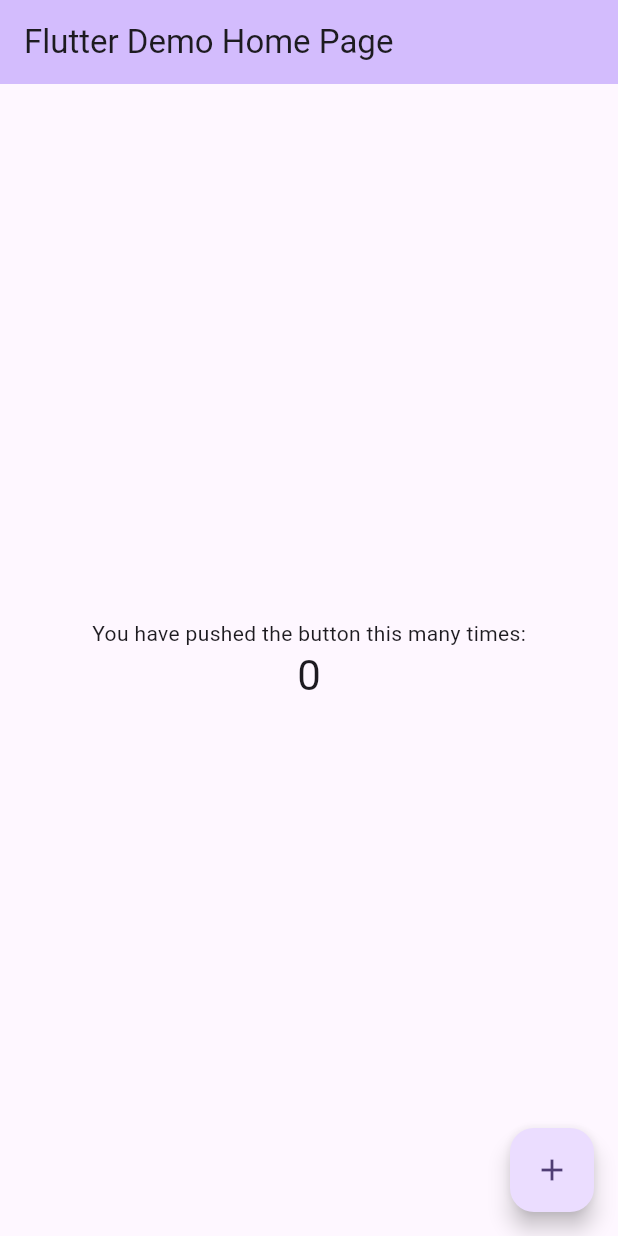
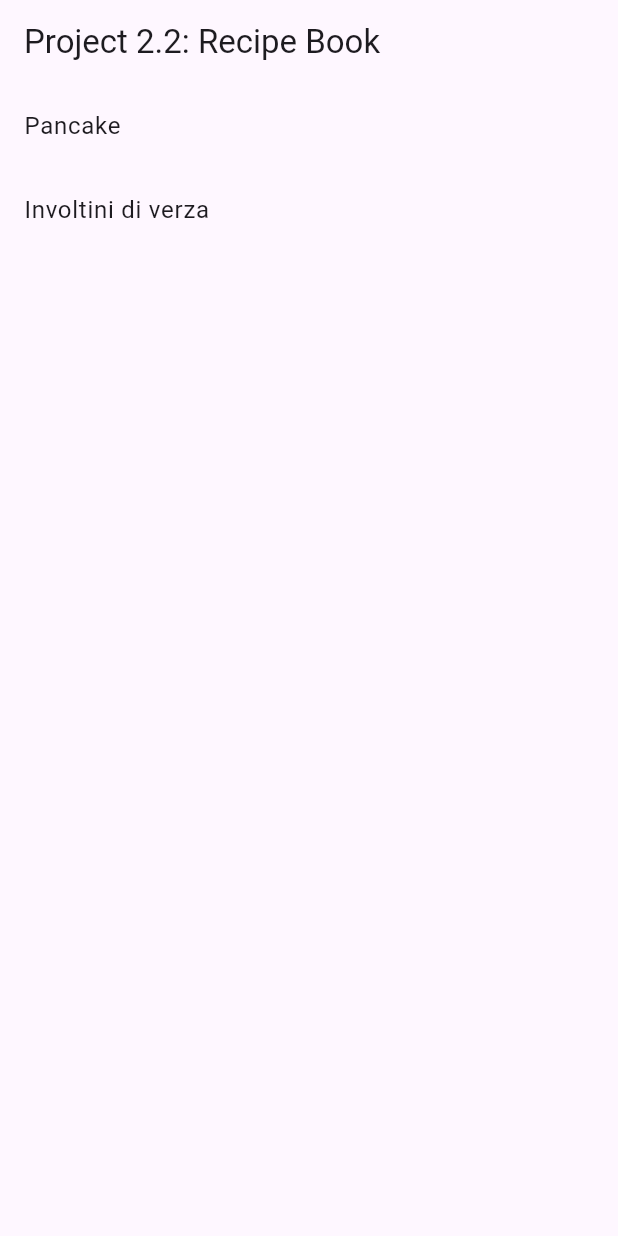
Before and after one commit to CammarataLudovico/flutter_void, a Flutter app: the screen it shows after launch, on a phone screen of 412 x 824 dp. Run offline on Flutter 3.47's test engine with Material 3 defaults, Android fonts, the phone set to English and light mode, and no system bars.

Commit message:
Finished to create Recipe class, and implemented the homepage to view only the title of the recipes

```diff
--- /dev/null
+++ b/lib/data/recipes_data.dart
@@ -0,0 +1,62 @@
+import "package:_2_2_recipe_book/recipe.dart";
+
+final List<Recipe> recipesData = [
+  Recipe(
+    name: "Pancake",
+    ingredients: [
+      "Farina 00 – 125 g",
+      "Burro – 25 g",
+      "Uova – 2",
+      "Sale – q.b.",
+      "Latte intero – 200 ml",
+      "Zucchero – 15 g",
+      "Lievito per dolci – 6 g",
+    ],
+    steps: [
+      "1. Sciogliere il burro e lasciarlo intiepidire",
+      "2. Separare tuorli e albumi",
+      "3. Mescolare tuorli, burro fuso e latte",
+      "4.Aggiungere farina, lievito setacciato e sale",
+      "5. Montare gli albumi con lo zucchero a neve",
+      "6. Incorporare gli albumi montati dal basso verso l’alto",
+      "7. Scaldare una padella con poco burro",
+      "8. Versare un mestolo di impasto al centro",
+      "9. Girare quando compaiono le bollicine",
+      "10. Cuocere fino a doratura",
+      "11. Far raffreddare separati, poi impilare e servire",
+    ],
+    url:
+        "https://ricette.giallozafferano.it/Pancakes-allo-sciroppo-d-acero.html",
+  ),
+  Recipe(
+    name: "Involtini di verza",
+    ingredients: [
+      "Verza – 4 foglie",
+      "Salsiccia – 200 g",
+      "Patate – 350 g",
+      "Valtellina Casera – 100 g",
+      "Olio extravergine d'oliva – q.b.",
+      "Sale fino – q.b.",
+      "Pepe nero – q.b.",
+      "Rosmarino – 1 rametto",
+      "Aglio – 1 spicchio",
+      "Salvia – 4 foglie (per condire)",
+      "Burro – 50 g (per condire)",
+      "Aglio – 2 spicchi (per condire)",
+    ],
+    steps: [
+      "1. Lessare le patate e schiacciarle.",
+      "2. Rimuovere il budello dalla salsiccia e unirla alle patate.",
+      "3. Aggiungere sale, pepe, rosmarino tritato e mescolare.",
+      "4. Sbollentare le foglie di verza e asciugarle.",
+      "5. Posizionare un po’ di ripieno su ogni foglia.",
+      "6. Aggiungere cubetti di Valtellina Casera.",
+      "7. Chiudere gli involtini ripiegando i lati verso l’interno.",
+      "8. Rosolare in padella con olio e uno spicchio d’aglio.",
+      "9. Aggiungere salvia, burro e due spicchi d’aglio per condire.",
+      "10. Cuocere finché gli involtini risultano dorati.",
+      "11. Servire caldi.",
+    ],
+    url: "https://ricette.giallozafferano.it/Involtini-di-verza.html",
+  ),
+];
--- a/lib/main.dart
+++ b/lib/main.dart
@@ -1,69 +1,37 @@
+import "package:_2_2_recipe_book/data/recipes_data.dart";
+import "package:_2_2_recipe_book/recipe.dart";
 import "package:flutter/material.dart";
 
-void main() {
-  runApp(const MyApp());
-}
+void main() => runApp(const RecipeApp());
 
-class MyApp extends StatelessWidget {
-  const MyApp({super.key});
+class RecipeApp extends StatelessWidget {
+  const RecipeApp({super.key});
 
   @override
   Widget build(BuildContext context) {
-    return MaterialApp(
-      title: "Recipe List",
-      theme: ThemeData(
-        colorScheme: ColorScheme.fromSeed(seedColor: Colors.deepPurple),
-      ),
-      home: const MyHomePage(title: "Flutter Demo Home Page"),
+    return const MaterialApp(
+      title: "Project 2.2: Recipe Book",
+      home: Homepage(),
     );
   }
 }
 
-class MyHomePage extends StatefulWidget {
-  const MyHomePage({super.key, required this.title});
-
-  final String title;
-
-  @override
-  State<MyHomePage> createState() => _MyHomePageState();
-}
-
-class _MyHomePageState extends State<MyHomePage> {
-  int _counter = 0;
-
-  void _incrementCounter() {
-    setState(() {
-      _counter++;
-    });
-  }
+class Homepage extends StatelessWidget {
+  const Homepage({super.key});
 
   @override
   Widget build(BuildContext context) {
     return Scaffold(
-      appBar: AppBar(
-
-        backgroundColor: Theme.of(context).colorScheme.inversePrimary,
-
-        title: Text(widget.title),
-      ),
-      body: Center(
-
-        child: Column(
-
-          mainAxisAlignment: MainAxisAlignment.center,
-          children: <Widget>[
-            const Text("You have pushed the button this many times:"),
-            Text(
-              "$_counter",
-              style: Theme.of(context).textTheme.headlineMedium,
-            ),
-          ],
-        ),
-      ),
-      floatingActionButton: FloatingActionButton(
-        onPressed: _incrementCounter,
-        tooltip: "Increment",
-        child: const Icon(Icons.add),
+      appBar: AppBar(title: const Text("Project 2.2: Recipe Book")),
+      body: ListView.builder(
+        itemCount: recipesData.length,
+        itemBuilder: (context, index) {
+          final Recipe r = recipesData[index];
+          return ListTile(
+            title: Text(r.name),
+            onTap: () {},
+          );
+        },
       ),
     );
   }
--- a/lib/recipe.dart
+++ b/lib/recipe.dart
@@ -1,9 +1,12 @@
-import "dart:ffi";
-
 class Recipe {
+  Recipe({
+    required this.name,
+    required this.ingredients,
+    required this.steps,
+    required this.url,
+  });
   final String name;
   final List<String> ingredients;
   final List<String> steps;
-
-  Recipe({required this.name, required this.ingredients, required this.steps});
+  final String url;
 }
```
Also changed, not shown: 9 other files.
